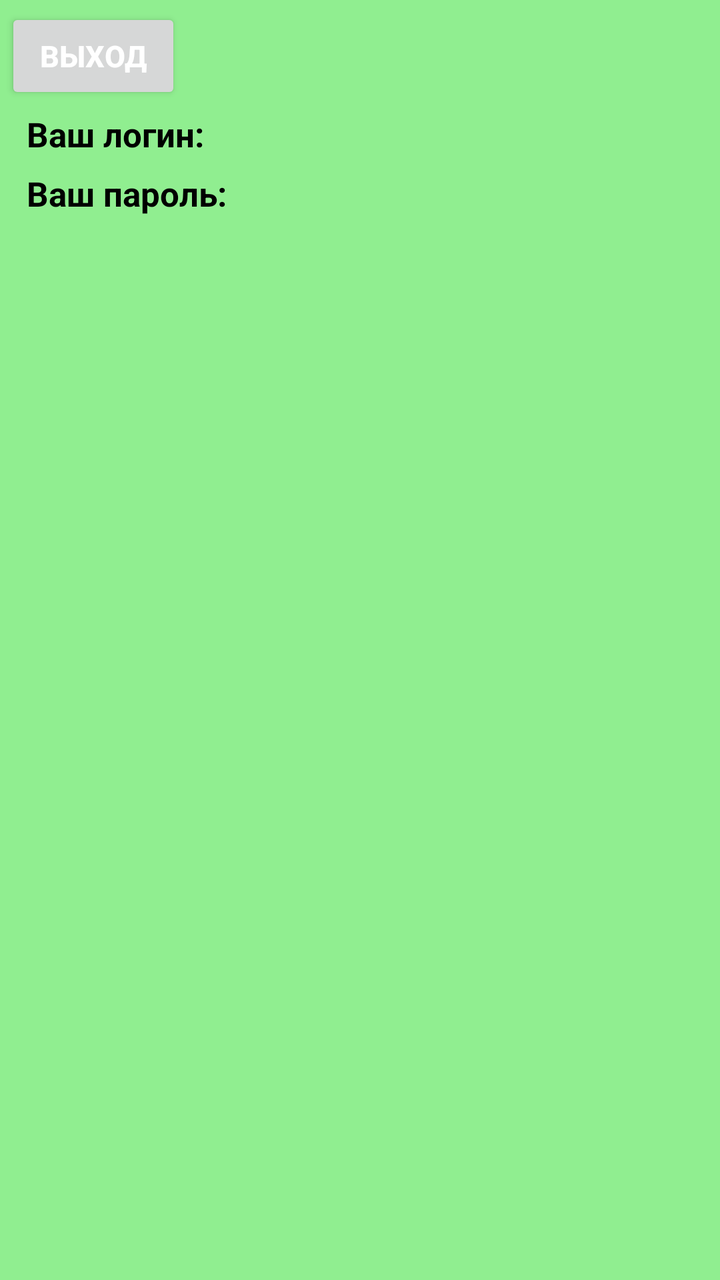
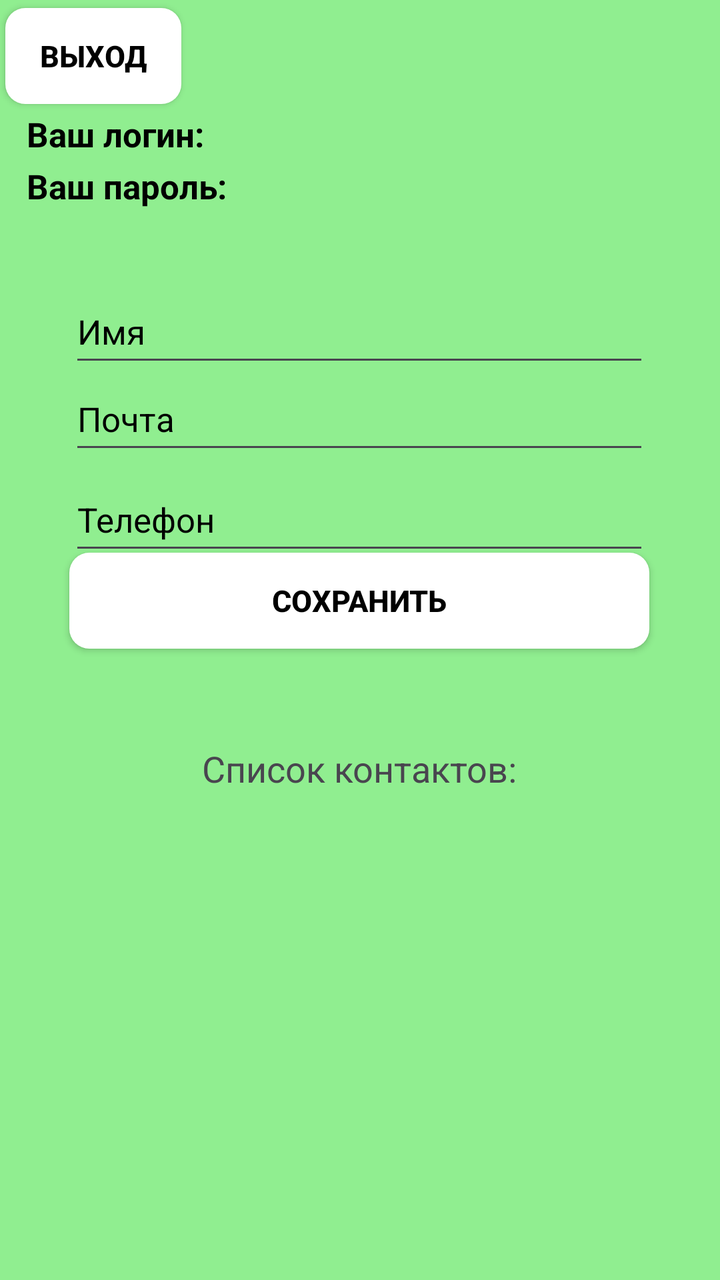

An Android layout rendered at two revisions. The XML below is the earlier revision; the diff shows what the commit changed to produce the second picture.
<!-- AndroidManifest.xml: application theme Theme.Pr18_KachalinSemen_v6 -->
<!-- res/layout/activity_main2.xml -->
<?xml version="1.0" encoding="utf-8"?>
<androidx.constraintlayout.widget.ConstraintLayout xmlns:android="http://schemas.android.com/apk/res/android"
    xmlns:app="http://schemas.android.com/apk/res-auto"
    xmlns:tools="http://schemas.android.com/tools"
    android:layout_width="match_parent"
    android:layout_height="match_parent"
    tools:context=".MainActivity2"
    android:background="@color/whitegren">

    <androidx.appcompat.widget.AppCompatButton
        android:id="@+id/ButnExit"
        android:layout_width="wrap_content"
        android:layout_height="wrap_content"
        android:text="@string/vixod"
        android:textColor="@color/white"
        android:textSize="15sp"
        android:textStyle="bold"
        app:layout_constraintBottom_toBottomOf="parent"
        app:layout_constraintEnd_toEndOf="parent"
        app:layout_constraintHorizontal_bias="0.01"
        app:layout_constraintStart_toStartOf="parent"
        app:layout_constraintTop_toTopOf="parent"
        app:layout_constraintVertical_bias="0.007" />

    <TextView
        android:id="@+id/TextLogin"
        android:layout_width="wrap_content"
        android:layout_height="wrap_content"
        android:text="@string/yourlogin"
        android:textColor="@color/black"
        android:textSize="17sp"
        android:textStyle="bold"

        app:layout_constraintBottom_toBottomOf="parent"
        app:layout_constraintEnd_toEndOf="parent"
        app:layout_constraintHorizontal_bias="0.049"
        app:layout_constraintStart_toStartOf="parent"
        app:layout_constraintTop_toTopOf="parent"
        app:layout_constraintVertical_bias="0.09" />

    <TextView
        android:id="@+id/TextPassword"
        android:layout_width="wrap_content"
        android:layout_height="wrap_content"
        android:text="@string/yourpassword"
        android:textColor="@color/black"
        android:textSize="17sp"
        android:textStyle="bold"
        app:layout_constraintBottom_toBottomOf="parent"
        app:layout_constraintEnd_toEndOf="parent"
        app:layout_constraintHorizontal_bias="0.051"
        app:layout_constraintStart_toStartOf="parent"
        app:layout_constraintTop_toTopOf="parent"
        app:layout_constraintVertical_bias="0.138" />
</androidx.constraintlayout.widget.ConstraintLayout>
<!-- resources referenced by this layout -->
<resources>
  <color name="black">#FF000000</color>
  <color name="white">#FFFFFFFF</color>
  <color name="whitegren">#90EE90</color>
  <string name="vixod">Выход</string>
  <string name="yourlogin">Ваш логин: </string>
  <string name="yourpassword">Ваш пароль: </string>
  <style name="Theme.Pr18_KachalinSemen_v6" parent="Base.Theme.Pr18_KachalinSemen_v6" />
  <style name="Base.Theme.Pr18_KachalinSemen_v6" parent="Theme.Material3.DayNight.NoActionBar">
          
          
      </style>
</resources>

<!-- the commit's change to res/layout/activity_main2.xml (unified diff, before → after) -->
@@ -9,10 +9,12 @@
 
     <androidx.appcompat.widget.AppCompatButton
         android:id="@+id/ButnExit"
+        android:background="@drawable/buttons"
+
         android:layout_width="wrap_content"
         android:layout_height="wrap_content"
         android:text="@string/vixod"
-        android:textColor="@color/white"
+        android:textColor="@color/black"
         android:textSize="15sp"
         android:textStyle="bold"
         app:layout_constraintBottom_toBottomOf="parent"
@@ -30,7 +32,7 @@
         android:textColor="@color/black"
         android:textSize="17sp"
         android:textStyle="bold"
-
+        android:singleLine="true"
         app:layout_constraintBottom_toBottomOf="parent"
         app:layout_constraintEnd_toEndOf="parent"
         app:layout_constraintHorizontal_bias="0.049"
@@ -41,7 +43,7 @@
     <TextView
         android:id="@+id/TextPassword"
         android:layout_width="wrap_content"
-        android:layout_height="wrap_content"
+        android:layout_height="48dp"
         android:text="@string/yourpassword"
         android:textColor="@color/black"
         android:textSize="17sp"
@@ -52,4 +54,106 @@
         app:layout_constraintStart_toStartOf="parent"
         app:layout_constraintTop_toTopOf="parent"
         app:layout_constraintVertical_bias="0.138" />
+
+    <EditText
+        android:id="@+id/EditName"
+        android:layout_width="290dp"
+        android:layout_height="48dp"
+        android:width="290dp"
+        android:height="48dp"
+        android:hint="@string/name"
+        android:textColor="@color/black"
+        android:textColorHint="@color/black"
+        android:textSize="17sp"
+        android:singleLine="true"
+        app:layout_constraintBottom_toBottomOf="parent"
+        app:layout_constraintEnd_toEndOf="parent"
+        app:layout_constraintHorizontal_bias="0.495"
+        app:layout_constraintStart_toStartOf="parent"
+        app:layout_constraintTop_toTopOf="parent"
+        app:layout_constraintVertical_bias="0.237" />
+
+    <EditText
+        android:id="@+id/EditEmail"
+        android:layout_width="290dp"
+        android:layout_height="48dp"
+        android:width="290dp"
+        android:height="48dp"
+        android:hint="@string/email"
+        android:textColor="@color/black"
+        android:textColorHint="@color/black"
+        android:textSize="17sp"
+        android:singleLine="true"
+        app:layout_constraintBottom_toBottomOf="parent"
+        app:layout_constraintEnd_toEndOf="parent"
+        app:layout_constraintHorizontal_bias="0.495"
+        app:layout_constraintStart_toStartOf="parent"
+        app:layout_constraintTop_toTopOf="parent"
+        app:layout_constraintVertical_bias="0.311" />
+
+    <EditText
+        android:id="@+id/EditPhone"
+        android:layout_width="290dp"
+        android:layout_height="48dp"
+        android:width="290dp"
+        android:height="48dp"
+        android:hint="@string/phone"
+        android:textColor="@color/black"
+        android:textColorHint="@color/black"
+        android:textSize="17sp"
+        android:singleLine="true"
+        android:inputType="number"
+        android:maxLength="12"
+        app:layout_constraintBottom_toBottomOf="parent"
+        app:layout_constraintEnd_toEndOf="parent"
+        app:layout_constraintHorizontal_bias="0.495"
+        app:layout_constraintStart_toStartOf="parent"
+        app:layout_constraintTop_toTopOf="parent"
+        app:layout_constraintVertical_bias="0.396" />
+
+    <androidx.appcompat.widget.AppCompatButton
+        android:background="@drawable/buttons"
+        android:id="@+id/Save"
+        android:layout_width="290dp"
+        android:layout_height="48dp"
+        android:text="@string/save"
+        android:textColor="@color/black"
+        android:textSize="15sp"
+        android:textStyle="bold"
+        app:layout_constraintBottom_toBottomOf="parent"
+        app:layout_constraintEnd_toEndOf="parent"
+        app:layout_constraintHorizontal_bias="0.495"
+        app:layout_constraintStart_toStartOf="parent"
+        app:layout_constraintTop_toTopOf="parent"
+        app:layout_constraintVertical_bias="0.467" />
+
+    <TextView
+        android:layout_width="wrap_content"
+        android:layout_height="wrap_content"
+        android:layout_marginTop="372dp"
+        android:text="@string/sp"
+        android:textSize="18sp"
+        app:layout_constraintEnd_toEndOf="parent"
+        app:layout_constraintHorizontal_bias="0.498"
+        app:layout_constraintStart_toStartOf="parent"
+        app:layout_constraintTop_toTopOf="parent"></TextView>
+
+    <ScrollView
+        android:id="@+id/ScrolMenu"
+        android:layout_width="300dp"
+        android:layout_height="300dp"
+        android:layout_marginBottom="32dp"
+        app:layout_constraintBottom_toBottomOf="parent"
+        app:layout_constraintEnd_toEndOf="parent"
+        app:layout_constraintHorizontal_bias="0.45"
+        app:layout_constraintStart_toStartOf="parent"
+        tools:ignore="SpeakableTextPresentCheck">
+
+        <LinearLayout
+            android:id="@+id/container"
+            android:layout_width="300dp"
+            android:layout_height="200dp"
+            android:orientation="vertical"
+            android:padding="16dp" />
+    </ScrollView>
 </androidx.constraintlayout.widget.ConstraintLayout>
<!-- resource entries referenced after the edit -->
@@ -1,12 +1,23 @@
 <!-- resources referenced by this layout -->
 <resources>
   <color name="black">#FF000000</color>
-  <color name="white">#FFFFFFFF</color>
   <color name="whitegren">#90EE90</color>
+  <!-- drawable buttons (drawable) -->
+  <?xml version="1.0" encoding="utf-8"?>
+  <shape   xmlns:android="http://schemas.android.com/apk/res/android">
+      <solid android:color="@color/white"></solid>
+      <corners android:radius="10dp"></corners>
+  </shape>
+  <string name="email">Почта</string>
+  <string name="name">Имя</string>
+  <string name="phone">Телефон</string>
+  <string name="save">Сохранить</string>
+  <string name="sp">Список контактов:</string>
   <string name="vixod">Выход</string>
   <string name="yourlogin">Ваш логин: </string>
   <string name="yourpassword">Ваш пароль: </string>
   <style name="Theme.Pr18_KachalinSemen_v6" parent="Base.Theme.Pr18_KachalinSemen_v6" />
+  <color name="white">#FFFFFFFF</color>
   <style name="Base.Theme.Pr18_KachalinSemen_v6" parent="Theme.Material3.DayNight.NoActionBar">
           
           
